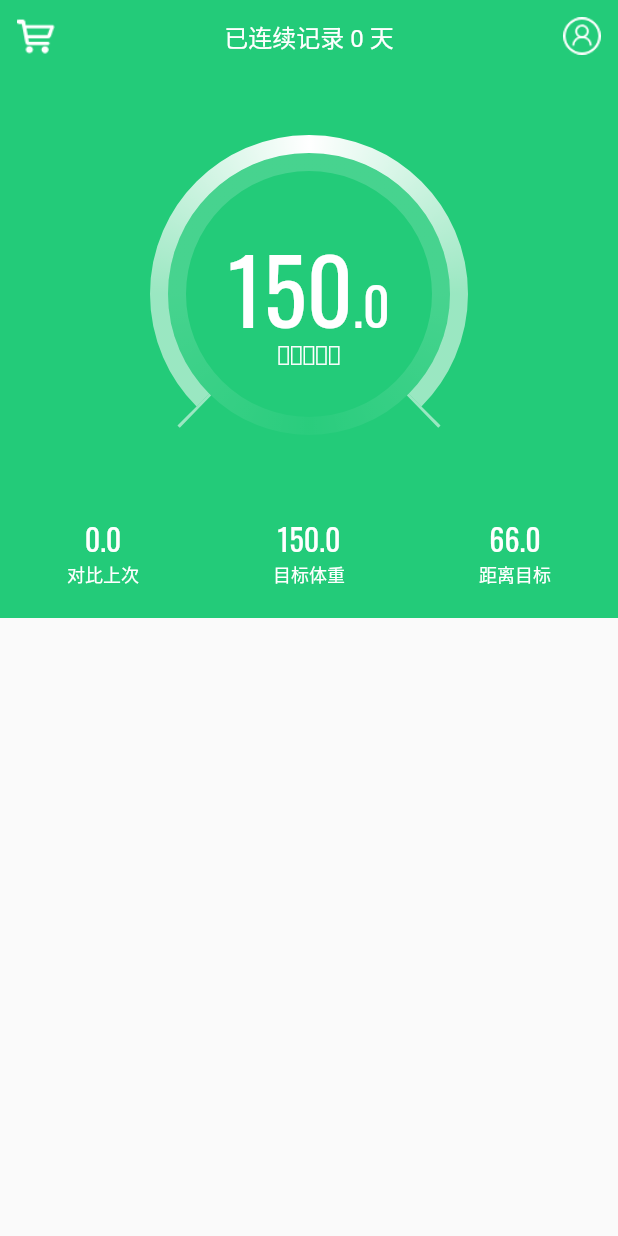
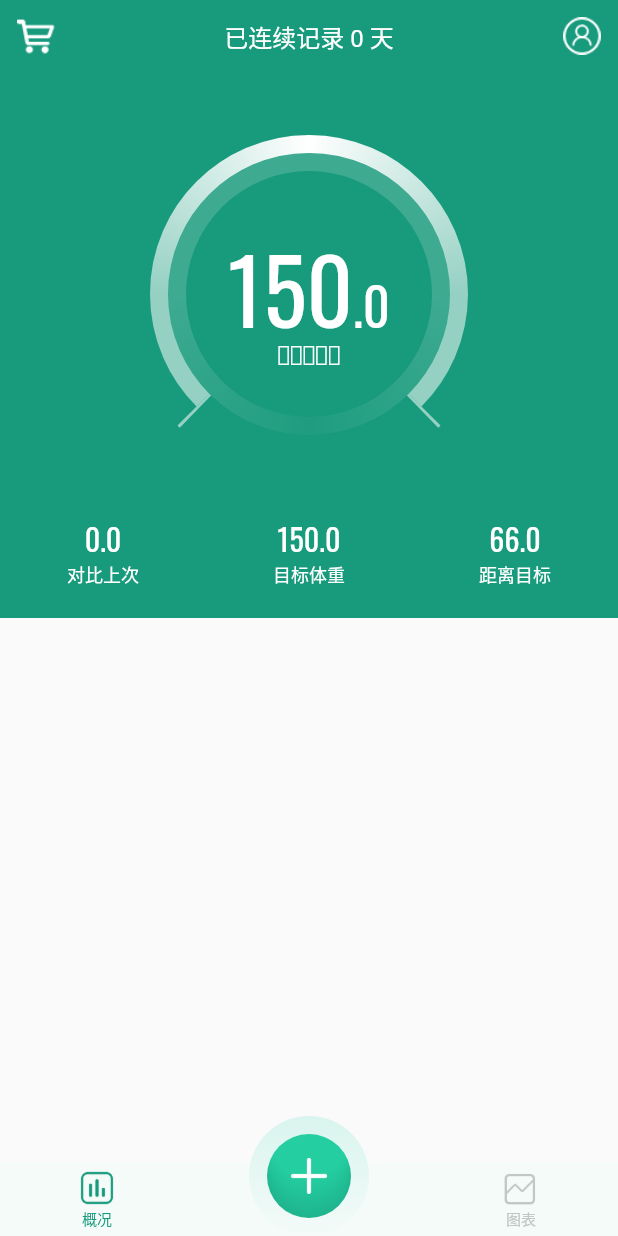
Before and after one commit to intmojiprivate/flutter_weight_record, a Flutter app: the screen it shows after launch, on a phone screen of 412 x 824 dp. Run offline on Flutter 3.47's test engine with Material 2 defaults, Android fonts, the phone set to English and light mode, and no system bars.

Commit message:
custom navigation bar

```diff
--- a/weight_record/lib/main.dart
+++ b/weight_record/lib/main.dart
@@ -1,6 +1,7 @@
 import 'package:flutter/material.dart';
 import 'dart:math' as math;
 import 'dart:ui' as ui;
+import 'wr_bottom_navigation_bar.dart';
 
 void main() => runApp(MyApp());
 
@@ -11,7 +12,7 @@ class MyApp extends StatelessWidget {
     return MaterialApp(
       title: 'WeightRecord',
       theme: ThemeData(
-        primaryColor: Color(0xFF23CB79),
+        primaryColor: Color(0xFF189A7C),
         primaryColorLight: Colors.white,
       ),
       home: MyHomePage(),
@@ -37,17 +38,25 @@ class MyHomePage extends StatefulWidget {
 }
 
 class _MyHomePageState extends State<MyHomePage> {
+
+  bool navigationWillSwitch(index) {
+    return true;
+  }
+  void record() {
+
+  }
+
   @override
   Widget build(BuildContext context) {
-    double screen_width = MediaQuery.of(context).size.width;
+    double screenWidth = MediaQuery.of(context).size.width;
     return Scaffold(
       body: Flex(
         direction: Axis.vertical,
         children: <Widget>[
           Container(
             color: Theme.of(context).primaryColor,
-            width: screen_width,
-            height: screen_width,
+            width: screenWidth,
+            height: screenWidth,
             child: SafeArea(
               bottom: false,
               child: Column(
@@ -119,8 +128,17 @@ class _MyHomePageState extends State<MyHomePage> {
               ),
             )
           ),
+          Expanded(
+            flex: 1,
+            child: Column(
+              children: <Widget>[
+
+              ],
+            ),
+          ),
         ],
-      )
+      ),
+      bottomNavigationBar: WRBottomNavigationBar(willSwitch: navigationWillSwitch, onTapCenter: record),
     );
   }
 }
--- /dev/null
+++ b/weight_record/lib/wr_bottom_navigation_bar.dart
@@ -0,0 +1,114 @@
+import 'package:flutter/material.dart';
+
+typedef NavigationWillSwitch = bool Function(int);
+
+class WRBottomNavigationBar extends StatefulWidget {
+
+  final NavigationWillSwitch willSwitch;
+  final VoidCallback onTapCenter;
+  WRBottomNavigationBar({Key key, this.willSwitch, this.onTapCenter}) : super(key: key);
+  _WRBottomNavigationBarState createState() => _WRBottomNavigationBarState();
+}
+
+class _WRBottomNavigationBarState extends State<WRBottomNavigationBar> {
+
+  int _currentIndex = 0;
+
+  void _onTapUp(int index) {
+    if (_currentIndex == index) return;
+    bool success = widget.willSwitch(index);
+    if (success) {
+      _currentIndex = index;
+      setState(() {});
+    }
+  }
+  void _onTapCenter() {
+    if (widget.onTapCenter != null) {
+      widget.onTapCenter();
+    }
+  }
+
+  @override
+  Widget build(BuildContext context) {
+    double bottomPadding = MediaQuery.of(context).padding.bottom;
+
+    return Container(
+      width: double.infinity,
+      height: bottomPadding + 49,
+      color: Color(0xFFF4FBF9),
+      child: Padding(
+        padding: EdgeInsets.only(bottom: bottomPadding),
+        child: Row(
+          mainAxisAlignment: MainAxisAlignment.spaceAround,
+          children: <Widget>[
+            GestureDetector(
+              child: Column(
+                mainAxisAlignment: MainAxisAlignment.center,
+                children: <Widget>[
+                  ImageIcon(AssetImage('assets/ico_chart_type1.png'), size:25, color: _currentIndex == 0 ? Theme.of(context).primaryColor : Color(0xFFC2C7C6)),
+                  Text('概况', style: TextStyle(color: _currentIndex == 0 ? Theme.of(context).primaryColor : Color(0xFFC2C7C6), fontSize: 10),)
+                ],
+              ),
+              onTapUp: (details) => _onTapUp(0),
+            ),
+            Container(
+              width: 49,
+              height: 49,
+              child: OverflowBox(
+                maxHeight: 80,
+                maxWidth: 80,
+                alignment: Alignment.bottomCenter,
+                child: Container(
+                  width: 80,
+                  height: 80,
+                  decoration: BoxDecoration(
+                    borderRadius: BorderRadius.all(Radius.circular(40)),
+                    gradient: LinearGradient(
+                      begin: Alignment.topCenter,
+                      end: Alignment.bottomCenter,
+                      colors: [Color(0xFFD9F4EE), Color(0xFFF4FBF9)],
+                      stops: [0, 1],
+                    )
+                  ),
+                  child: GestureDetector(
+                    child: Center(
+                      child: Container(
+                        width: 56,
+                        height: 56,
+                        decoration: BoxDecoration(
+                          borderRadius: BorderRadius.all(Radius.circular(28)),
+                          gradient: RadialGradient(
+                            center: Alignment.topCenter,
+                            radius: 0.5,
+                            colors: [Color(0xFF189A7C), Color(0xFF24CEA0)],
+                            stops: [0, 1],
+                            focal: Alignment.bottomCenter,
+                            focalRadius: 0.5
+                          )
+                        ),
+                        child: Center(
+                          child: ImageIcon(AssetImage('assets/ico_plus.png'), color: Colors.white,)
+                        )
+                      ),
+                    ),
+                    onTapUp: (detail) => _onTapCenter(),
+                  ),
+                ),
+              ),
+            ),
+            GestureDetector(
+              child: Column(
+                mainAxisAlignment: MainAxisAlignment.center,
+                children: <Widget>[
+                  ImageIcon(AssetImage('assets/ico_chart_type2.png'), size:25, color: _currentIndex == 1 ? Theme.of(context).primaryColor : Color(0xFFC2C7C6)),
+                  Text('图表', style: TextStyle(color: _currentIndex == 1 ? Theme.of(context).primaryColor : Color(0xFFC2C7C6), fontSize: 10),)
+                ],
+              ),
+              onTapUp: (detail) => _onTapUp(1),
+            )
+          ],
+        ),
+      )
+    );
+  }
+}
--- a/weight_record/pubspec.yaml
+++ b/weight_record/pubspec.yaml
@@ -46,6 +46,12 @@ flutter:
    - assets/2x/ico_shop.png
    - assets/ico_person.png
    - assets/2x/ico_person.png
+   - assets/ico_plus.png
+   - assets/2x/ico_plus.png
+   - assets/ico_chart_type1.png
+   - assets/2x/ico_chart_type1.png
+   - assets/ico_chart_type2.png
+   - assets/2x/ico_chart_type2.png
 
   fonts:
     - family: Oswald
```
Also changed, not shown: weight_record/assets/2x/ico_chart_type1.png (added), weight_record/assets/2x/ico_chart_type2.png (added), weight_record/assets/2x/ico_plus.png (added), weight_record/assets/ico_chart_type1.png (added), weight_record/assets/ico_chart_type2.png (added), weight_record/assets/ico_plus.png (added).
